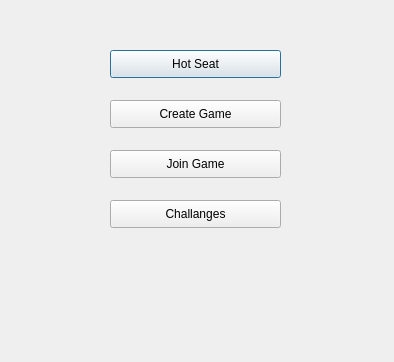
This is Network_Chess/menu.ui in NBU-NetworkTechnologies-2016/NETB280-NetworkChess as Qt 5 draws it before an edit. The edited form follows.
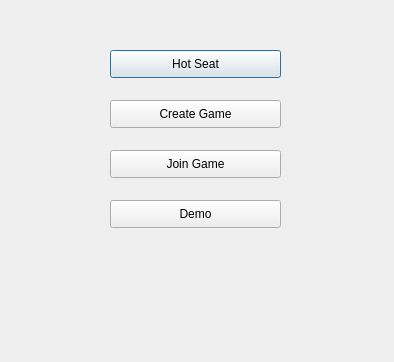
This is the edited form.

Commit message: feat: added demo button functionality

```diff
--- a/Network_Chess/menu.ui
+++ b/Network_Chess/menu.ui
@@ -62,7 +62,7 @@
     </rect>
    </property>
    <property name="text">
-    <string>Challanges</string>
+    <string>Demo</string>
    </property>
   </widget>
  </widget>
```
The commit also changes 1 other file.
